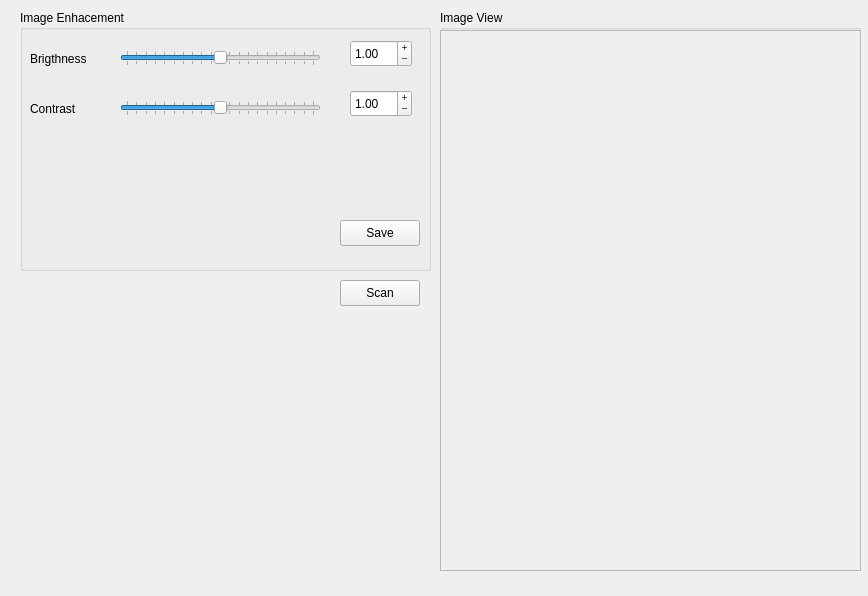
Above: configform.ui from AlfredoCubitos/Scan2Folder before the change. Below: the same form after it.
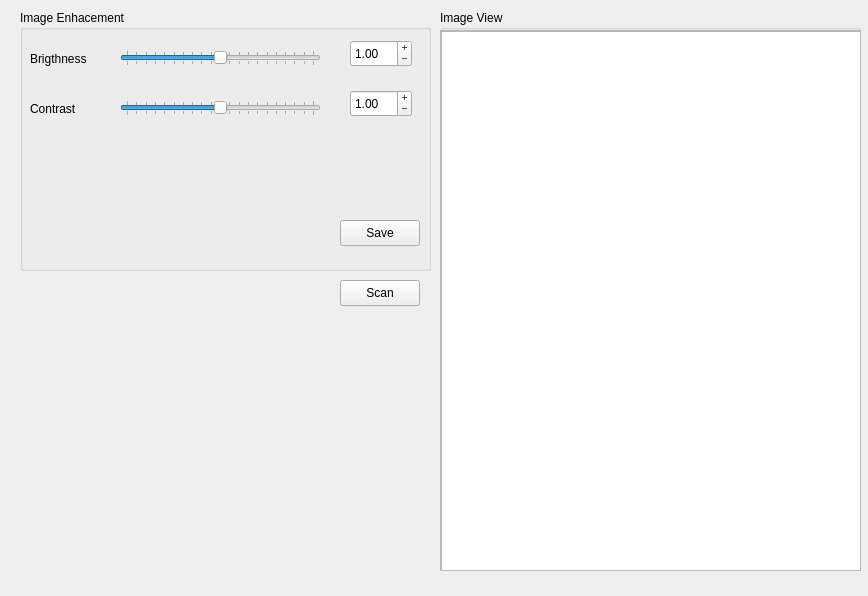
That is the form after the change.

Diff of the .ui file:
```diff
--- a/configform.ui
+++ b/configform.ui
@@ -228,21 +228,15 @@
        <height>539</height>
       </rect>
      </property>
-     <widget class="QLabel" name="image">
+     <widget class="QGraphicsView" name="view">
       <property name="geometry">
        <rect>
         <x>0</x>
         <y>0</y>
-        <width>411</width>
-        <height>531</height>
+        <width>421</width>
+        <height>541</height>
        </rect>
       </property>
-      <property name="text">
-       <string/>
-      </property>
-      <property name="scaledContents">
-       <bool>true</bool>
-      </property>
      </widget>
     </widget>
    </widget>
```
